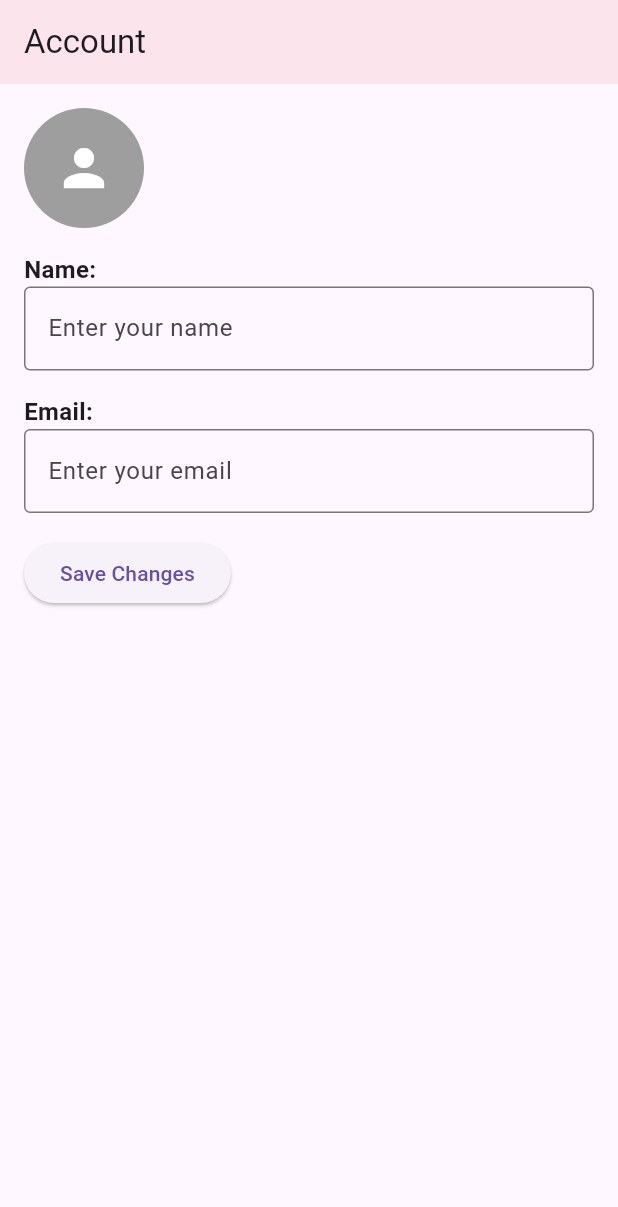
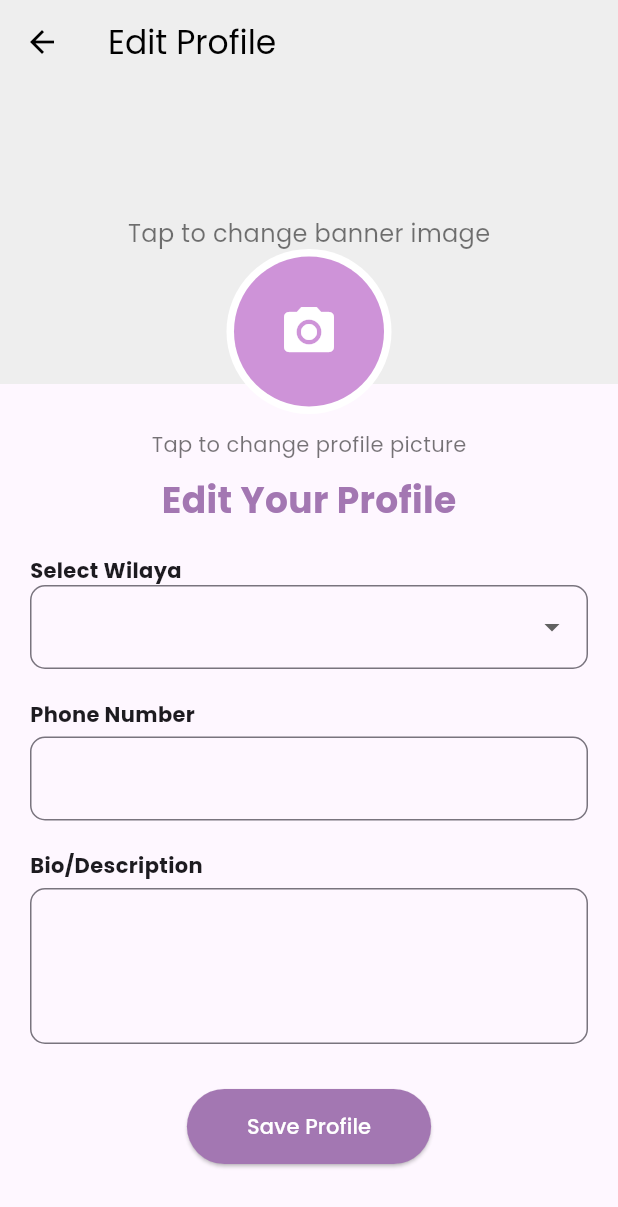
Before and after one commit to amnaza02/tailorprofile2, a Flutter app: the EditProfile screen opened directly, on a phone screen of 412 x 824 dp. Shown: the top 1207 px of the screen. Run offline on Flutter 3.47's test engine with Material 3 defaults, Android fonts, the phone set to English and light mode, and no system bars; our stand-ins replace google_fonts, image_picker.

Commit message:
edit profile update

```diff
--- a/lib/screens/edit_profile.dart
+++ b/lib/screens/edit_profile.dart
@@ -1,62 +1,194 @@
+import 'dart:io';
 import 'package:flutter/material.dart';
+import 'package:image_picker/image_picker.dart';
+import 'package:google_fonts/google_fonts.dart';
 
 class EditProfile extends StatefulWidget {
   const EditProfile({super.key});
 
   @override
-  AccountPageState createState() => AccountPageState();
+  State<EditProfile> createState() => _EditProfileState();
 }
 
-class AccountPageState extends State<EditProfile> {
+class _EditProfileState extends State<EditProfile> {
+  final _formKey = GlobalKey<FormState>();
+  final TextEditingController _phoneController = TextEditingController();
+  final TextEditingController _bioController = TextEditingController();
+
+  String? _selectedWilaya;
+  File? _profileImage;
+  File? _bannerImage;
+
+  final List<String> _wilayas = [
+    '1. Adrar', '2. Chlef', '3. Laghouat', '4. Oum El Bouaghi',
+    '5. Batna', '6. Béjaïa', '7. Biskra', '8. Béchar', '9. Blida',
+    '10. Bouira', '11. Tamanrasset', '12. Tébessa', '13. Tlemcen',
+    '14. Tiaret', '15. Tizi Ouzou', '16. Algiers', '17. Djelfa',
+    '18. Jijel', '19. Sétif', '20. Saïda', '21. Skikda',
+    '22. Sidi Bel Abbès', '23. Annaba', '24. Guelma', '25. Constantine',
+    '26. Médéa', '27. Mostaganem', '28. M\'Sila', '29. Mascara',
+    '30. Ouargla', '31. Oran', '32. El Bayadh', '33. Illizi',
+    '34. Bordj Bou Arréridj', '35. Boumerdès', '36. El Tarf',
+    '37. Tindouf', '38. Tissemsilt', '39. El Oued', '40. Khenchela',
+    '41. Souk Ahras', '42. Tipaza', '43. Mila', '44. Aïn Defla',
+    '45. Naâma', '46. Aïn Témouchent', '47. Ghardaïa', '48. Relizane',
+    '49. Timimoun', '50. Bordj Badji Mokhtar', '51. Ouled Djellal',
+    '52. Béni Abbès', '53. In Salah', '54. In Guezzam', '55. Touggourt',
+    '56. Djanet', '57. El M\'Ghair', '58. El Meniaa'
+  ];
+
+  Future<void> _pickImage(bool isProfile, ImageSource source) async {
+    final pickedFile = await ImagePicker().pickImage(source: source);
+    if (pickedFile != null) {
+      setState(() {
+        if (isProfile) {
+          _profileImage = File(pickedFile.path);
+        } else {
+          _bannerImage = File(pickedFile.path);
+        }
+      });
+    }
+  }
+
+  void _saveProfile() {
+    if (_formKey.currentState!.validate()) {
+      ScaffoldMessenger.of(context).showSnackBar(
+        SnackBar(content: Text('Profile saved successfully!', style: GoogleFonts.poppins())),
+      );
+    }
+  }
+
   @override
   Widget build(BuildContext context) {
     return Scaffold(
       appBar: AppBar(
-        title: const Text('Account'),
-        backgroundColor: Colors.pink[50],
+        leading: IconButton(
+          icon: Icon(Icons.arrow_back, color: Colors.black),
+          onPressed: () => Navigator.pop(context),
+        ),
+        backgroundColor: Colors.grey[200],
+        title: Text('Edit Profile', style: GoogleFonts.poppins(color: Colors.black)),
       ),
-      body: Padding(
-        padding: const EdgeInsets.all(16.0),
+      body: SingleChildScrollView(
         child: Column(
-          crossAxisAlignment: CrossAxisAlignment.start,
+          crossAxisAlignment: CrossAxisAlignment.stretch,
           children: [
-            const CircleAvatar(
-              radius: 40,
-              backgroundColor: Colors.grey,
-              child: Icon(Icons.person, size: 40, color: Colors.white),
+            Stack(
+              clipBehavior: Clip.none,
+              alignment: Alignment.center,
+              children: [
+                GestureDetector(
+                  onTap: () => _pickImage(false, ImageSource.gallery),
+                  child: Container(
+                    width: double.infinity,
+                    height: 200,
+                    decoration: BoxDecoration(
+                      color: Colors.grey[200],
+                      image: _bannerImage != null
+                          ? DecorationImage(
+                              image: FileImage(_bannerImage!),
+                              fit: BoxFit.cover,
+                            )
+                          : null,
+                    ),
+                    child: _bannerImage == null
+                        ? Center(
+                            child: Text('Tap to change banner image', style: GoogleFonts.poppins(fontSize: 16, color: Colors.black54)),
+                          )
+                        : null,
+                  ),
+                ),
+                Positioned(
+                  bottom: -50,
+                  child: GestureDetector(
+                    onTap: () => _pickImage(true, ImageSource.camera),
+                    child: Column(
+                      children: [
+                        CircleAvatar(
+                          radius: 55,
+                          backgroundColor: Colors.white,
+                          child: CircleAvatar(
+                            radius: 50,
+                            backgroundColor: Colors.purple[200],
+                            backgroundImage: _profileImage != null ? FileImage(_profileImage!) : null,
+                            child: _profileImage == null
+                                ? Icon(Icons.camera_alt, size: 40, color: Colors.white)
+                                : null,
+                          ),
+                        ),
+                        SizedBox(height: 10),
+                        Text('Tap to change profile picture', style: GoogleFonts.poppins(fontSize: 14, color: Colors.black54)),
+                      ],
+                    ),
+                  ),
+                ),
+              ],
             ),
-            const SizedBox(height: 16),
-            const Text(
-              'Name:',
-              style: TextStyle(fontSize: 16, fontWeight: FontWeight.bold),
+            SizedBox(height: 60),
+            Center(
+              child: Text('Edit Your Profile', style: GoogleFonts.poppins(fontSize: 24, fontWeight: FontWeight.bold, color: Color(0xFFA377B2))),
             ),
-            const TextField(
-              decoration: InputDecoration(
-                hintText: 'Enter your name',
-                border: OutlineInputBorder(),
+            SizedBox(height: 20),
+            Padding(
+              padding: EdgeInsets.symmetric(horizontal: 20),
+              child: Form(
+                key: _formKey,
+                child: Column(
+                  crossAxisAlignment: CrossAxisAlignment.start,
+                  children: [
+                    Text("Select Wilaya", style: GoogleFonts.poppins(fontWeight: FontWeight.bold)),
+                    DropdownButtonFormField<String>(
+                      value: _selectedWilaya,
+                      decoration: InputDecoration(border: OutlineInputBorder(borderRadius: BorderRadius.circular(10))),
+                      items: _wilayas.map((String wilaya) {
+                        return DropdownMenuItem<String>(
+                          value: wilaya,
+                          child: Text(wilaya, style: GoogleFonts.poppins()),
+                        );
+                      }).toList(),
+                      onChanged: (String? newValue) {
+                        setState(() => _selectedWilaya = newValue);
+                      },
+                    ),
+                    SizedBox(height: 20),
+                    _buildTextField("Phone Number", _phoneController),
+                    SizedBox(height: 20),
+                    _buildTextField("Bio/Description", _bioController, maxLines: 3),
+                    SizedBox(height: 30),
+                    Center(
+                      child: ElevatedButton(
+                        style: ElevatedButton.styleFrom(
+                          backgroundColor: Color(0xFFA377B2),
+                          foregroundColor: Colors.white,
+                          padding: EdgeInsets.symmetric(horizontal: 40, vertical: 15),
+                        ),
+                        onPressed: _saveProfile,
+                        child: Text('Save Profile', style: GoogleFonts.poppins()),
+                      ),
+                    ),
+                  ],
+                ),
               ),
-            ),
-            const SizedBox(height: 16),
-            const Text(
-              'Email:',
-              style: TextStyle(fontSize: 16, fontWeight: FontWeight.bold),
-            ),
-            const TextField(
-              decoration: InputDecoration(
-                hintText: 'Enter your email',
-                border: OutlineInputBorder(),
-              ),
-            ),
-            const SizedBox(height: 16),
-            ElevatedButton(
-              onPressed: () {
-                // تنفيذ تحديث البيانات
-              },
-              child: const Text('Save Changes'),
             ),
           ],
         ),
       ),
     );
   }
+
+  Widget _buildTextField(String label, TextEditingController controller, {int maxLines = 1}) {
+    return Column(
+      crossAxisAlignment: CrossAxisAlignment.start,
+      children: [
+        Text(label, style: GoogleFonts.poppins(fontWeight: FontWeight.bold)),
+        SizedBox(height: 5),
+        TextFormField(
+          controller: controller,
+          decoration: InputDecoration(border: OutlineInputBorder(borderRadius: BorderRadius.circular(10))),
+          maxLines: maxLines,
+          style: GoogleFonts.poppins(),
+        ),
+      ],
+    );
+  }
 }
--- a/lib/screens/requested_order_page.dart
+++ b/lib/screens/requested_order_page.dart
@@ -96,7 +96,7 @@ class _RequestedOrderPageState extends State<RequestedOrderPage> {
                 border: OutlineInputBorder(borderRadius: BorderRadius.circular(8)),
                 focusedBorder: OutlineInputBorder(
                   borderSide: const BorderSide(
-                    color:   const Color.fromARGB(255, 163, 119, 178),
+                    color:    Color.fromARGB(255, 163, 119, 178),
                     width: 2,
                   ),
                   borderRadius: BorderRadius.circular(8),
--- a/lib/screens/settings.dart
+++ b/lib/screens/settings.dart
@@ -22,8 +22,8 @@ class SettingsPageState extends State<SettingsPage> {
       body: ListView(
         children: [
           _buildListItem(
-            icon: Icons.person,
-            title: "Account",
+            icon: Icons.edit_outlined,
+            title: "Edit profile",
             context: context,
             page: const EditProfile(),
           ),
```
Also changed, not shown: 129 other files.
